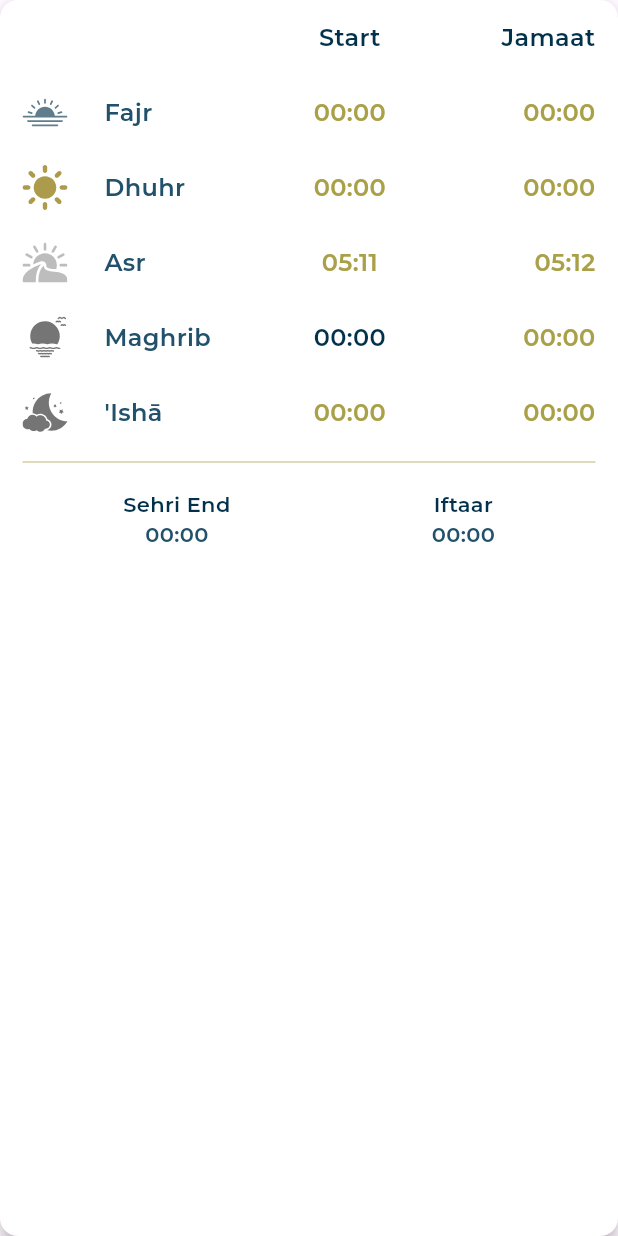
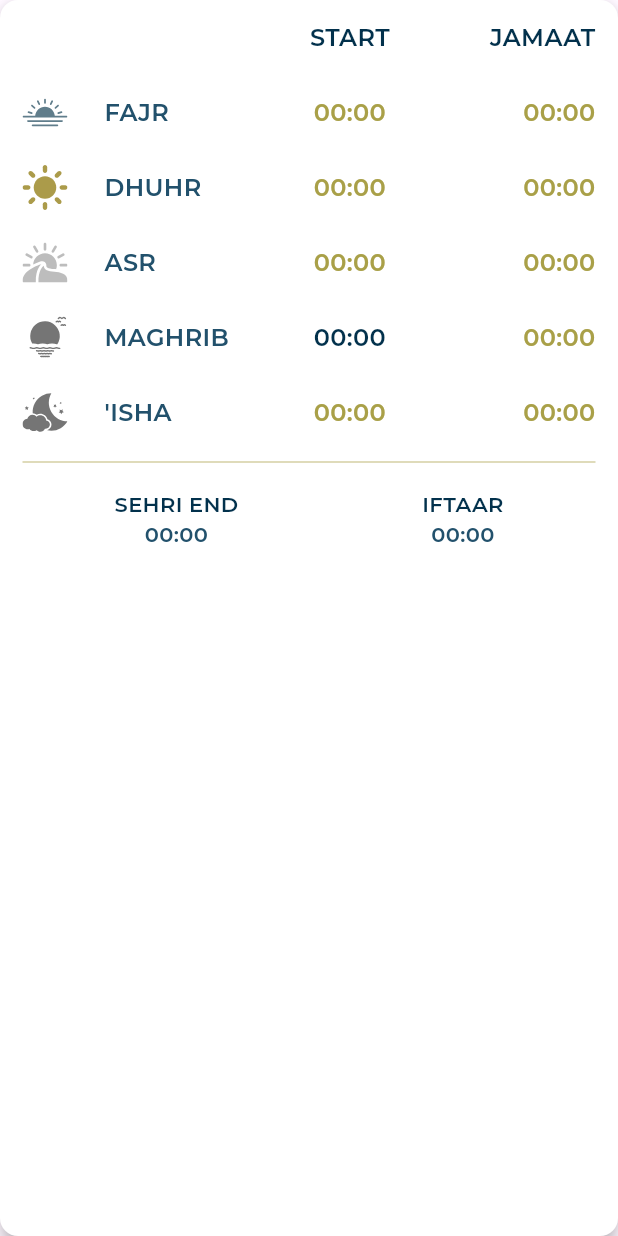
Before and after one commit to Mudassar41/makki_tv_app, a Flutter app: the PrayersTimeItem widget shown alone on an empty page, opened directly, on a phone screen of 412 x 824 dp. Run offline on Flutter 3.47's test engine with Material 3 defaults, Android fonts, the light colour scheme and no system bars; our stand-ins replace carousel_slider, cloud_firestore, firebase_core, firebase_storage, flutter_svg, google_fonts and 2 more; accounts and stored records are empty.

Commit message:
** code is updated **

```diff
--- a/lib/main.dart
+++ b/lib/main.dart
@@ -3,12 +3,14 @@ import 'package:flutter/material.dart';
 import 'package:makki_tv_app/admin/admin_home.dart';
 import 'package:makki_tv_app/firebase_options.dart';
 import 'package:makki_tv_app/home_page.dart';
+import 'package:wakelock_plus/wakelock_plus.dart';
 
 void main() async {
   WidgetsFlutterBinding.ensureInitialized();
   await Firebase.initializeApp(
     options: DefaultFirebaseOptions.currentPlatform,
   );
+  WakelockPlus.enable();
   runApp(const MyApp());
 }
 
--- a/lib/service/firestore_service.dart
+++ b/lib/service/firestore_service.dart
@@ -60,6 +60,6 @@ class FireStoreService {
   }
 
   static Future<void> delImgAnnouncement(String docID) async {
-    await textAnnRef.doc(docID).delete();
+    await imgAnnRef.doc(docID).delete();
   }
 }
--- a/lib/widgets/prayers_time_item.dart
+++ b/lib/widgets/prayers_time_item.dart
@@ -44,7 +44,6 @@ class _PrayersTimeItemState extends State<PrayersTimeItem> {
   @override
   void initState() {
     super.initState();
-
     fsDataLoad();
   }
 
@@ -66,15 +65,15 @@ class _PrayersTimeItemState extends State<PrayersTimeItem> {
               isMainHeading: true,
               iconUrl: '',
               prayerName: '',
-              startTime: 'Start',
-              jamaatTime: 'Jamaat',
+              startTime: 'START',
+              jamaatTime: 'JAMAAT',
               iconColor: Colors.blueGrey,
               startColor: AppColors.secondary,
               jamaatColor: AppColors.secondary,
             ),
             PrayerItem(
               iconUrl: 'assets/images/fajr.svg',
-              prayerName: 'Fajr',
+              prayerName: 'FAJR',
               startTime: current.Fajr_Start,
               jamaatTime: current.Fajr_Jamaah,
               iconColor: Colors.blueGrey,
@@ -87,7 +86,7 @@ class _PrayersTimeItemState extends State<PrayersTimeItem> {
             ),
             PrayerItem(
               iconUrl: 'assets/images/sun.svg',
-              prayerName: 'Dhuhr',
+              prayerName: 'DHUHR',
               startTime: current.Duhr_Start,
               jamaatTime: current.Duhr_Start,
               iconColor: const Color(0xffab9b4a),
@@ -100,9 +99,9 @@ class _PrayersTimeItemState extends State<PrayersTimeItem> {
             ),
             PrayerItem(
               iconUrl: 'assets/images/sunset.svg',
-              prayerName: 'Asr',
-              startTime: '05:11',
-              jamaatTime: '05:12',
+              prayerName: 'ASR',
+              startTime: current.Asr_Start,
+              jamaatTime: current.Asr_Jamaah,
               iconColor: Colors.black26,
               startColor: current.Asr_Start == prev.Asr_Start
                   ? AppColors.secondary
@@ -113,7 +112,7 @@ class _PrayersTimeItemState extends State<PrayersTimeItem> {
             ),
             PrayerItem(
               iconUrl: 'assets/images/maghrib.svg',
-              prayerName: 'Maghrib',
+              prayerName: 'MAGHRIB',
               startTime: current.Maghrib_Jamaah,
               jamaatTime: current.Maghrib_Jamaah,
               iconColor: Colors.black54,
@@ -124,7 +123,7 @@ class _PrayersTimeItemState extends State<PrayersTimeItem> {
             ),
             PrayerItem(
               iconUrl: 'assets/images/isha.svg',
-              prayerName: "'Ishā",
+              prayerName: "'ISHA",
               startTime: current.Eisha_Start,
               jamaatTime: current.Eisha_Jamaah,
               iconColor: Colors.black54,
@@ -148,7 +147,7 @@ class _PrayersTimeItemState extends State<PrayersTimeItem> {
                 Column(
                   children: [
                     Text(
-                      'Sehri End',
+                      'SEHRI END',
                       style: GoogleFonts.montserrat(
                         fontWeight: FontWeight.w600,
                         fontSize: 14,
@@ -157,7 +156,7 @@ class _PrayersTimeItemState extends State<PrayersTimeItem> {
                     ),
                     //   SizedBox(height: 5),
                     Text(
-                      current.Fajr_Jamaah,
+                      current.Subh_Sadiq,
                       style: GoogleFonts.montserrat(
                           fontWeight: FontWeight.w600,
                           fontSize: 14,
@@ -173,7 +172,7 @@ class _PrayersTimeItemState extends State<PrayersTimeItem> {
                 Column(
                   children: [
                     Text(
-                      'Iftaar',
+                      'IFTAAR',
                       style: GoogleFonts.montserrat(
                         fontWeight: FontWeight.w600,
                         fontSize: 14,
--- a/pubspec.yaml
+++ b/pubspec.yaml
@@ -43,6 +43,7 @@ dependencies:
   cloud_firestore: ^4.15.8
   image_picker: ^1.0.7
   firebase_storage: ^11.6.9
+  wakelock_plus: ^1.1.4
 
 
 dev_dependencies:
```
Also changed, not shown: lib/home_page.dart (+9 -7 lines), lib/widgets/announcement_item.dart (+5 -4 lines), lib/widgets/date_show_item.dart (+4 -3 lines), assets/images/sample.jpg (added), assets/images/sample1.png (added), 2 other files.
